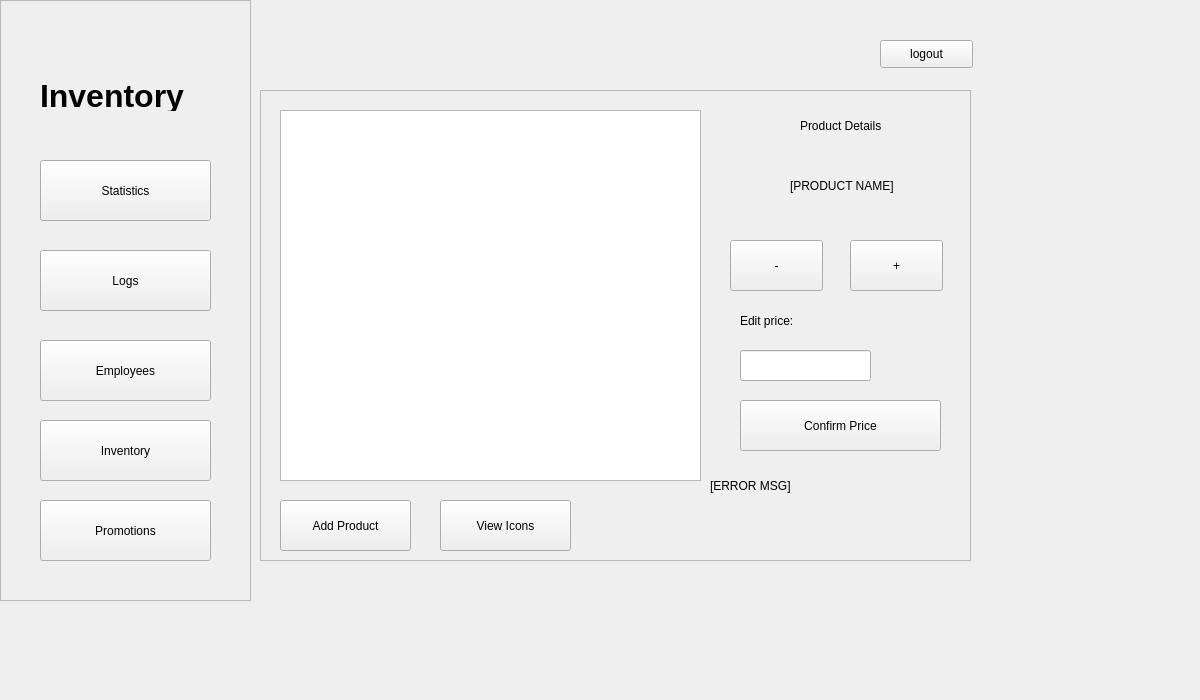
Before: the Qt Designer form POS/UI/inventoryProduct.ui in ReiZedlav/CSCC-21.1-Software-Engineering-1, drawn with Qt 5.
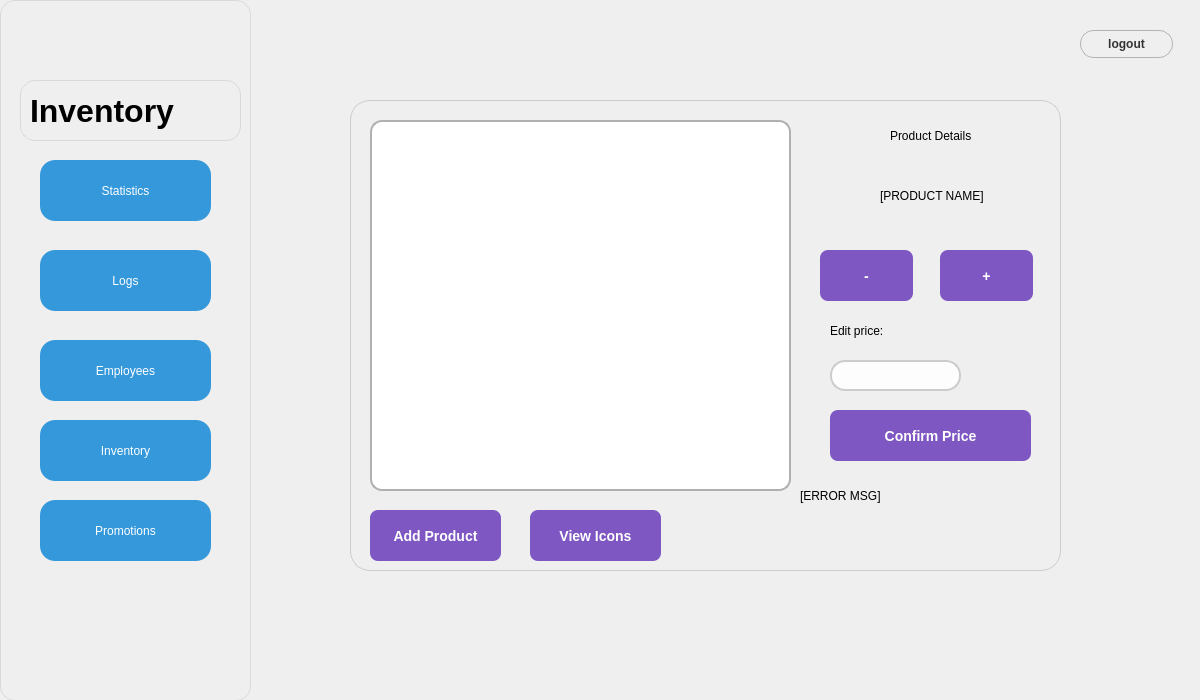
After: the same form once the commit is applied.

```diff
--- a/POS/UI/inventoryProduct.ui
+++ b/POS/UI/inventoryProduct.ui
@@ -13,6 +13,16 @@
   <property name="windowTitle">
    <string>Admin Panel</string>
   </property>
+  <property name="styleSheet">
+   <string notr="true">QWidget#centralwidget {
+                background: qlineargradient(
+                    x1:0, y1:0, x2:0, y2:1,
+                    stop:0 #e0f7fa,       /* top: soft pastel cyan */
+                    stop:0.5 #f9f9f9,     /* middle: very light gray */
+                    stop:1 #ffffff        /* bottom: pure white */
+                );
+            }</string>
+  </property>
   <widget class="QWidget" name="centralwidget">
    <widget class="QFrame" name="frame">
     <property name="geometry">
@@ -20,9 +30,20 @@
       <x>0</x>
       <y>0</y>
       <width>251</width>
-      <height>601</height>
+      <height>701</height>
      </rect>
     </property>
+    <property name="styleSheet">
+     <string notr="true">QFrame {
+        background: qlineargradient(
+            x1:0, y1:0, x2:0, y2:1,
+            stop:0 #ffffff,
+            stop:1 #e6e6e6
+        );
+        border-radius: 15px;
+        border: 1px solid #d9d9d9;
+    }</string>
+    </property>
     <property name="frameShape">
      <enum>QFrame::StyledPanel</enum>
     </property>
@@ -38,6 +59,17 @@
        <height>61</height>
       </rect>
      </property>
+     <property name="styleSheet">
+      <string notr="true"> QPushButton {
+        background-color: #3498db;  /* Button color */
+        color: white;               /* Text color */
+        border-radius: 15px;        /* Rounded corners */
+        padding: 10px 20px;         /* Padding */
+    }
+    QPushButton:hover {
+        background-color: #2980b9;  /* Hover color */
+    }</string>
+     </property>
      <property name="text">
       <string>Statistics</string>
      </property>
@@ -51,6 +83,17 @@
        <height>61</height>
       </rect>
      </property>
+     <property name="styleSheet">
+      <string notr="true"> QPushButton {
+        background-color: #3498db;  /* Button color */
+        color: white;               /* Text color */
+        border-radius: 15px;        /* Rounded corners */
+        padding: 10px 20px;         /* Padding */
+    }
+    QPushButton:hover {
+        background-color: #2980b9;  /* Hover color */
+    }</string>
+     </property>
      <property name="text">
       <string>Employees</string>
      </property>
@@ -64,6 +107,17 @@
        <height>61</height>
       </rect>
      </property>
+     <property name="styleSheet">
+      <string notr="true"> QPushButton {
+        background-color: #3498db;  /* Button color */
+        color: white;               /* Text color */
+        border-radius: 15px;        /* Rounded corners */
+        padding: 10px 20px;         /* Padding */
+    }
+    QPushButton:hover {
+        background-color: #2980b9;  /* Hover color */
+    }</string>
+     </property>
      <property name="text">
       <string>Inventory</string>
      </property>
@@ -77,6 +131,17 @@
        <height>61</height>
       </rect>
      </property>
+     <property name="styleSheet">
+      <string notr="true"> QPushButton {
+        background-color: #3498db;  /* Button color */
+        color: white;               /* Text color */
+        border-radius: 15px;        /* Rounded corners */
+        padding: 10px 20px;         /* Padding */
+    }
+    QPushButton:hover {
+        background-color: #2980b9;  /* Hover color */
+    }</string>
+     </property>
      <property name="text">
       <string>Promotions</string>
      </property>
@@ -90,6 +155,17 @@
        <height>61</height>
       </rect>
      </property>
+     <property name="styleSheet">
+      <string notr="true"> QPushButton {
+        background-color: #3498db;  /* Button color */
+        color: white;               /* Text color */
+        border-radius: 15px;        /* Rounded corners */
+        padding: 10px 20px;         /* Padding */
+    }
+    QPushButton:hover {
+        background-color: #2980b9;  /* Hover color */
+    }</string>
+     </property>
      <property name="text">
       <string>Logs</string>
      </property>
@@ -97,10 +173,10 @@
     <widget class="QLabel" name="greeting_2">
      <property name="geometry">
       <rect>
-       <x>40</x>
+       <x>20</x>
        <y>80</y>
-       <width>211</width>
-       <height>31</height>
+       <width>221</width>
+       <height>61</height>
       </rect>
      </property>
      <property name="font">
@@ -118,12 +194,37 @@
    <widget class="QPushButton" name="logoutButton">
     <property name="geometry">
      <rect>
-      <x>880</x>
-      <y>40</y>
+      <x>1080</x>
+      <y>30</y>
       <width>93</width>
       <height>28</height>
      </rect>
     </property>
+    <property name="styleSheet">
+     <string notr="true">QPushButton {
+        background: qlineargradient(
+            x1:0, y1:0, x2:0, y2:1,
+            stop:0 #ffffff, stop:1 #e0e0e0
+        );
+        border: 1px solid #b3b3b3;
+        border-radius: 14px; /* half of height for fully rounded */
+        color: #333333;
+        font-weight: bold;
+        font-size: 12px;
+    }
+    QPushButton:hover {
+        background: qlineargradient(
+            x1:0, y1:0, x2:0, y2:1,
+            stop:0 #f2f2f2, stop:1 #d9d9d9
+        );
+    }
+    QPushButton:pressed {
+        background: qlineargradient(
+            x1:0, y1:0, x2:0, y2:1,
+            stop:0 #d9d9d9, stop:1 #bfbfbf
+        );
+    }</string>
+    </property>
     <property name="text">
      <string>logout</string>
     </property>
@@ -131,12 +232,24 @@
    <widget class="QFrame" name="frame_2">
     <property name="geometry">
      <rect>
-      <x>260</x>
-      <y>90</y>
+      <x>350</x>
+      <y>100</y>
       <width>711</width>
       <height>471</height>
      </rect>
     </property>
+    <property name="styleSheet">
+     <string notr="true">QFrame#frame_2 {
+        background: qlineargradient(
+            x1:0, y1:0, x2:0, y2:1,
+            stop:0 #ffffff,       /* top: pure white */
+            stop:0.5 #f9f9f9,     /* middle: very light gray */
+            stop:1 #e0f7fa        /* bottom: soft pastel cyan */
+        );
+        border-radius: 20px;       /* rounded corners */
+        border: 1px solid #cccccc; /* subtle border */
+    }</string>
+    </property>
     <property name="frameShape">
      <enum>QFrame::StyledPanel</enum>
     </property>
@@ -152,6 +265,29 @@
        <height>371</height>
       </rect>
      </property>
+     <property name="styleSheet">
+      <string notr="true">QTableWidget {
+        background-color: #ffffff;
+        border: 2px solid #b0b0b0;  /* soft gray border */
+        border-radius: 12px;         /* rounded corners */
+        gridline-color: #e0e0e0;     /* subtle grid lines */
+        padding: 5px;
+    }
+    QHeaderView::section {
+        background-color: #f5f5f5;   /* light header */
+        border: 1px solid #d0d0d0;
+        border-radius: 6px;          /* rounded header corners */
+        padding: 4px;
+        font-weight: bold;
+    }
+    QTableWidget::item {
+        padding: 6px;
+    }
+    QTableWidget::item:selected {
+        background-color: #cce7ff;  /* gentle selection color */
+        color: #000000;
+    }</string>
+     </property>
     </widget>
     <widget class="QPushButton" name="incrementButton">
      <property name="geometry">
@@ -162,6 +298,23 @@
        <height>51</height>
       </rect>
      </property>
+     <property name="styleSheet">
+      <string notr="true">QPushButton {
+        background-color: #7e57c2;       /* friendly purple */
+        color: white;                     /* text color */
+        border: none;
+        border-radius: 8px;               /* moderately round */
+        padding: 8px 20px;                /* comfortable size */
+        font-size: 14px;
+        font-weight: bold;
+    }
+    QPushButton:hover {
+        background-color: #9575cd;       /* slightly lighter purple on hover */
+    }
+    QPushButton:pressed {
+        background-color: #5e35b1;       /* darker purple when pressed */
+    }</string>
+     </property>
      <property name="text">
       <string>+</string>
      </property>
@@ -175,6 +328,23 @@
        <height>51</height>
       </rect>
      </property>
+     <property name="styleSheet">
+      <string notr="true">QPushButton {
+        background-color: #7e57c2;       /* friendly purple */
+        color: white;                     /* text color */
+        border: none;
+        border-radius: 8px;               /* moderately round */
+        padding: 8px 20px;                /* comfortable size */
+        font-size: 14px;
+        font-weight: bold;
+    }
+    QPushButton:hover {
+        background-color: #9575cd;       /* slightly lighter purple on hover */
+    }
+    QPushButton:pressed {
+        background-color: #5e35b1;       /* darker purple when pressed */
+    }</string>
+     </property>
      <property name="text">
       <string>-</string>
      </property>
@@ -201,6 +371,20 @@
        <height>31</height>
       </rect>
      </property>
+     <property name="styleSheet">
+      <string notr="true">QLineEdit {
+        border: 2px solid #cccccc;           /* soft gray border */
+        border-radius: 15px;                 /* very round corners */
+        padding: 6px 12px;                   /* comfortable spacing inside */
+        background-color: #fdfdfd;           /* very light background */
+        selection-background-color: #cce7ff; /* gentle blue selection */
+        font-size: 14px;                      /* slightly bigger text */
+    }
+    QLineEdit:focus {
+        border: 2px solid #7ab8f5;           /* highlight when focused */
+        background-color: #ffffff;
+    }</string>
+     </property>
     </widget>
     <widget class="QLabel" name="productName">
      <property name="geometry">
@@ -224,6 +408,23 @@
        <height>51</height>
       </rect>
      </property>
+     <property name="styleSheet">
+      <string notr="true">QPushButton {
+        background-color: #7e57c2;       /* friendly purple */
+        color: white;                     /* text color */
+        border: none;
+        border-radius: 8px;               /* moderately round */
+        padding: 8px 20px;                /* comfortable size */
+        font-size: 14px;
+        font-weight: bold;
+    }
+    QPushButton:hover {
+        background-color: #9575cd;       /* slightly lighter purple on hover */
+    }
+    QPushButton:pressed {
+        background-color: #5e35b1;       /* darker purple when pressed */
+    }</string>
+     </property>
      <property name="text">
       <string>Add Product</string>
      </property>
@@ -250,6 +451,23 @@
        <height>51</height>
       </rect>
      </property>
+     <property name="styleSheet">
+      <string notr="true">QPushButton {
+        background-color: #7e57c2;       /* friendly purple */
+        color: white;                     /* text color */
+        border: none;
+        border-radius: 8px;               /* moderately round */
+        padding: 8px 20px;                /* comfortable size */
+        font-size: 14px;
+        font-weight: bold;
+    }
+    QPushButton:hover {
+        background-color: #9575cd;       /* slightly lighter purple on hover */
+    }
+    QPushButton:pressed {
+        background-color: #5e35b1;       /* darker purple when pressed */
+    }</string>
+     </property>
      <property name="text">
       <string>Confirm Price</string>
      </property>
@@ -276,6 +494,23 @@
        <height>51</height>
       </rect>
      </property>
+     <property name="styleSheet">
+      <string notr="true">QPushButton {
+        background-color: #7e57c2;       /* friendly purple */
+        color: white;                     /* text color */
+        border: none;
+        border-radius: 8px;               /* moderately round */
+        padding: 8px 20px;                /* comfortable size */
+        font-size: 14px;
+        font-weight: bold;
+    }
+    QPushButton:hover {
+        background-color: #9575cd;       /* slightly lighter purple on hover */
+    }
+    QPushButton:pressed {
+        background-color: #5e35b1;       /* darker purple when pressed */
+    }</string>
+     </property>
      <property name="text">
       <string>View Icons</string>
      </property>
```
